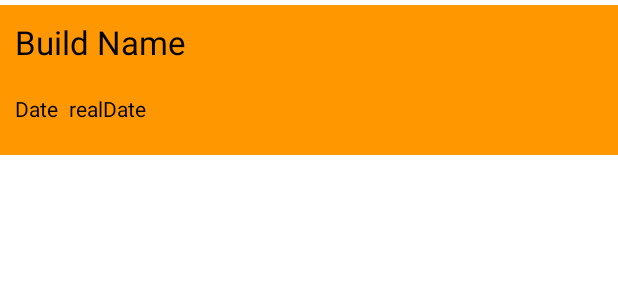
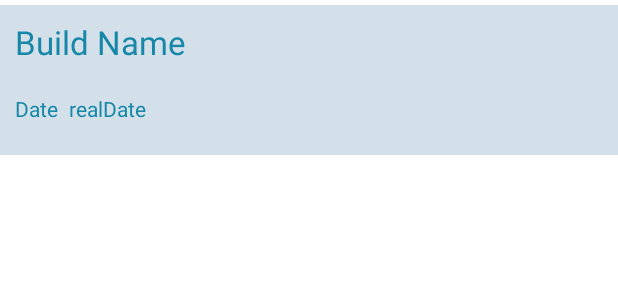
Before and after one commit to grs21/Supervisor, an Android app: the layout item_repair_recyclerview.xml on its own in the app's theme, with its tools: preview values and no code run, on a phone screen of 412 x 824 dp. Shown: the top 300 px of the screen. Run offline under Robolectric (Android 15) with nearby library versions, the phone set to English and light mode, and no system bars; Roboto replaces fonts that are not available here.

Commit message:
Repair Fragmnet design

```diff
--- a/app/src/main/java/com/grs21/supervisor/AdminBuildDetailActivity.java
+++ b/app/src/main/java/com/grs21/supervisor/AdminBuildDetailActivity.java
@@ -59,8 +59,6 @@ public class AdminBuildDetailActivity extends AppCompatActivity implements View.
     private static final String TAG = "AdminBuildDetailActivity";
     private ToastMessage toastMessage=new ToastMessage();
     private ArrayList<Uri>uriArrayList=new ArrayList<>();
-
-
     private User currentUser;
     @Override
     protected void onCreate(Bundle savedInstanceState) {
--- a/app/src/main/java/com/grs21/supervisor/activity/AdminActivity.java
+++ b/app/src/main/java/com/grs21/supervisor/activity/AdminActivity.java
@@ -89,7 +89,6 @@ public class AdminActivity extends AppCompatActivity implements NavigationView.O
                 ,R.string.navigation_drawer_open,R.string.navigation_drawer_close );
         drawerLayout.addDrawerListener(toggle);
         toggle.syncState();
-
     }
 
     @Override
@@ -150,6 +149,4 @@ public class AdminActivity extends AppCompatActivity implements NavigationView.O
         }
         return true;
     }
-
-
 }
--- a/app/src/main/java/com/grs21/supervisor/adminFragment/ApartmentFragment.java
+++ b/app/src/main/java/com/grs21/supervisor/adminFragment/ApartmentFragment.java
@@ -25,6 +25,7 @@ import com.google.firebase.firestore.Query;
 import com.google.firebase.firestore.QuerySnapshot;
 import com.grs21.supervisor.R;
 import com.grs21.supervisor.adapter.AdapterApartmentRecyclerView;
+import com.grs21.supervisor.databinding.FragmentAdminApartmentBinding;
 import com.grs21.supervisor.databinding.FragmentAdminApartmentBinding;
 import com.grs21.supervisor.model.Apartment;
 import com.grs21.supervisor.model.User;
--- a/app/src/main/res/drawable/ic_add.xml
+++ b/app/src/main/res/drawable/ic_add.xml
@@ -1,4 +1,4 @@
-<vector android:height="56dp" android:tint="#FF9800"
+<vector android:height="56dp" android:tint="@color/black"
     android:viewportHeight="24" android:viewportWidth="24"
     android:width="56dp" xmlns:android="http://schemas.android.com/apk/res/android">
     <path android:fillColor="@android:color/white" android:pathData="M13,7h-2v4L7,11v2h4v4h2v-4h4v-2h-4L13,7zM12,2C6.48,2 2,6.48 2,12s4.48,10 10,10 10,-4.48 10,-10S17.52,2 12,2zM12,20c-4.41,0 -8,-3.59 -8,-8s3.59,-8 8,-8 8,3.59 8,8 -3.59,8 -8,8z"/>
--- a/app/src/main/res/layout/fragment_user_repair.xml
+++ b/app/src/main/res/layout/fragment_user_repair.xml
@@ -3,7 +3,7 @@
     xmlns:android="http://schemas.android.com/apk/res/android"
     android:layout_width="match_parent"
     android:layout_height="match_parent"
-    android:background="@color/red"
+    android:background="#276678"
     android:orientation="vertical"
     >
 
--- a/app/src/main/res/layout/item_repair_recyclerview.xml
+++ b/app/src/main/res/layout/item_repair_recyclerview.xml
@@ -3,7 +3,7 @@
     xmlns:android="http://schemas.android.com/apk/res/android"
     android:layout_width="match_parent"
     android:layout_height="100dp"
-    android:background="@color/orange"
+    android:background="#d3e0ea"
     android:layout_marginTop="3dp"
     >
 
@@ -15,7 +15,7 @@
         android:layout_marginTop="10dp"
         android:textSize="22sp"
         android:text="@string/buildName"
-        android:textColor="@color/black"
+        android:textColor="#1687a7"
         />
     <TextView
         android:id="@+id/textVİewRepairItemDate"
@@ -23,7 +23,7 @@
         android:layout_height="wrap_content"
         android:layout_below="@+id/textViewRepairRecyclerViewItemBuildName"
         android:text="@string/date"
-        android:textColor="@color/black"
+        android:textColor="#1687a7"
         android:layout_marginStart="10dp"
         android:layout_marginTop="20dp"
         />
@@ -32,7 +32,7 @@
         android:layout_width="wrap_content"
         android:layout_height="wrap_content"
         android:text="realDate"
-        android:textColor="@color/black"
+        android:textColor="#1687a7"
         android:layout_marginTop="20dp"
         android:layout_marginStart="7dp"
         android:layout_toEndOf="@+id/textVİewRepairItemDate"
```
Also changed, not shown: app/src/main/java/com/grs21/supervisor/adminFragment/RepairFragment.java (+19 -3 lines), app/src/main/res/layout/fragment_admin_repair.xml (+3 -11 lines), app/src/main/res/menu/admin_add_menu.xml (renamed from app/src/main/res/menu/admin_qrgenerator.xml, +5 -6 lines), 1 other file.
